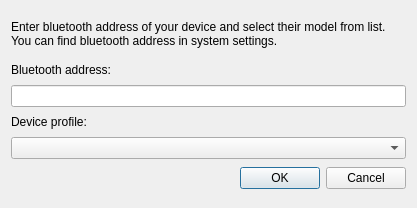
Before: the Qt Designer form openfreebuds_qt/designer/dialog_manual_connect.ui in melianmiko/OpenFreebuds, drawn with Qt 5.
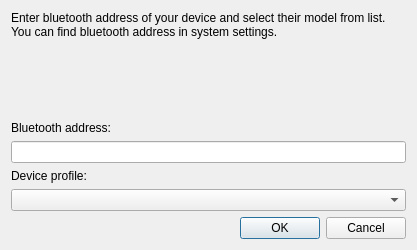
After: the same form once the commit is applied.

Commit message: [UI] Add force X11 checkbox for GNOMEs, fixes

Patch:
```diff
--- a/openfreebuds_qt/designer/dialog_manual_connect.ui
+++ b/openfreebuds_qt/designer/dialog_manual_connect.ui
@@ -7,11 +7,11 @@
     <x>0</x>
     <y>0</y>
     <width>417</width>
-    <height>208</height>
+    <height>250</height>
    </rect>
   </property>
   <property name="sizePolicy">
-   <sizepolicy hsizetype="Fixed" vsizetype="Fixed">
+   <sizepolicy hsizetype="Minimum" vsizetype="Minimum">
     <horstretch>0</horstretch>
     <verstretch>0</verstretch>
    </sizepolicy>
@@ -19,13 +19,13 @@
   <property name="minimumSize">
    <size>
     <width>417</width>
-    <height>208</height>
+    <height>250</height>
    </size>
   </property>
   <property name="maximumSize">
    <size>
     <width>417</width>
-    <height>208</height>
+    <height>250</height>
    </size>
   </property>
   <property name="windowTitle">
@@ -48,6 +48,19 @@
      </property>
     </widget>
    </item>
+   <item>
+    <spacer name="verticalSpacer">
+     <property name="orientation">
+      <enum>Qt::Vertical</enum>
+     </property>
+     <property name="sizeHint" stdset="0">
+      <size>
+       <width>20</width>
+       <height>40</height>
+      </size>
+     </property>
+    </spacer>
+   </item>
    <item>
     <widget class="QLabel" name="label_3">
      <property name="sizePolicy">
```
The commit also changes 5 other files.
